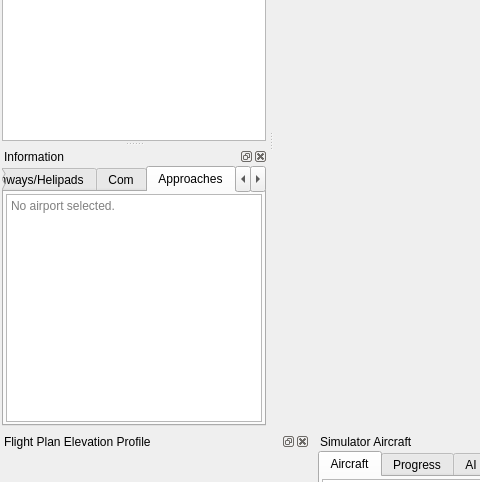
This is src/gui/mainwindow.ui in albar965/littlenavmap as Qt 5 draws it before an edit; both pictures show x 0 to 480 and y 279 to 761 of the 1280 by 903 pixel window. The edited form follows.
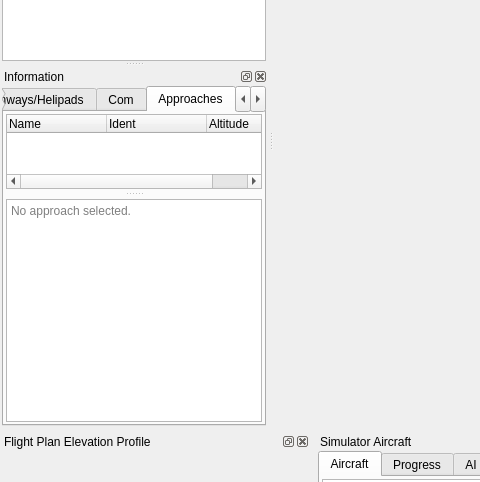
This is the edited form. The open tabs and pages were chosen to show the change. Icons and pictures are not drawn.

Commit message: Added tree widget for approach selection and added selective display for approach information in information window. #16

Patch:
```diff
--- a/src/gui/mainwindow.ui
+++ b/src/gui/mainwindow.ui
@@ -2338,16 +2338,68 @@
           <number>2</number>
          </property>
          <item>
-          <widget class="QTextBrowser" name="textBrowserApproachInfo">
-           <property name="readOnly">
-            <bool>true</bool>
+          <widget class="QSplitter" name="splitterApproachInfo">
+           <property name="orientation">
+            <enum>Qt::Vertical</enum>
            </property>
-           <property name="placeholderText">
-            <string>No airport selected.</string>
+           <property name="handleWidth">
+            <number>10</number>
            </property>
-           <property name="openLinks">
-            <bool>false</bool>
-           </property>
+           <widget class="QTreeWidget" name="treeWidgetApproachInfo">
+            <property name="sizePolicy">
+             <sizepolicy hsizetype="Expanding" vsizetype="Expanding">
+              <horstretch>0</horstretch>
+              <verstretch>1</verstretch>
+             </sizepolicy>
+            </property>
+            <property name="contextMenuPolicy">
+             <enum>Qt::CustomContextMenu</enum>
+            </property>
+            <property name="editTriggers">
+             <set>QAbstractItemView::NoEditTriggers</set>
+            </property>
+            <property name="showDropIndicator" stdset="0">
+             <bool>false</bool>
+            </property>
+            <property name="alternatingRowColors">
+             <bool>true</bool>
+            </property>
+            <property name="uniformRowHeights">
+             <bool>true</bool>
+            </property>
+            <column>
+             <property name="text">
+              <string notr="true">Name</string>
+             </property>
+            </column>
+            <column>
+             <property name="text">
+              <string>Ident</string>
+             </property>
+            </column>
+            <column>
+             <property name="text">
+              <string>Altitude</string>
+             </property>
+            </column>
+           </widget>
+           <widget class="QTextBrowser" name="textBrowserApproachInfo">
+            <property name="sizePolicy">
+             <sizepolicy hsizetype="Expanding" vsizetype="Expanding">
+              <horstretch>0</horstretch>
+              <verstretch>3</verstretch>
+             </sizepolicy>
+            </property>
+            <property name="readOnly">
+             <bool>true</bool>
+            </property>
+            <property name="placeholderText">
+             <string>No approach selected.</string>
+            </property>
+            <property name="openLinks">
+             <bool>false</bool>
+            </property>
+           </widget>
           </widget>
          </item>
         </layout>
```
Left out of the diff: 39 changed lines with no effect on the pictures. The commit also changes 13 other files.
